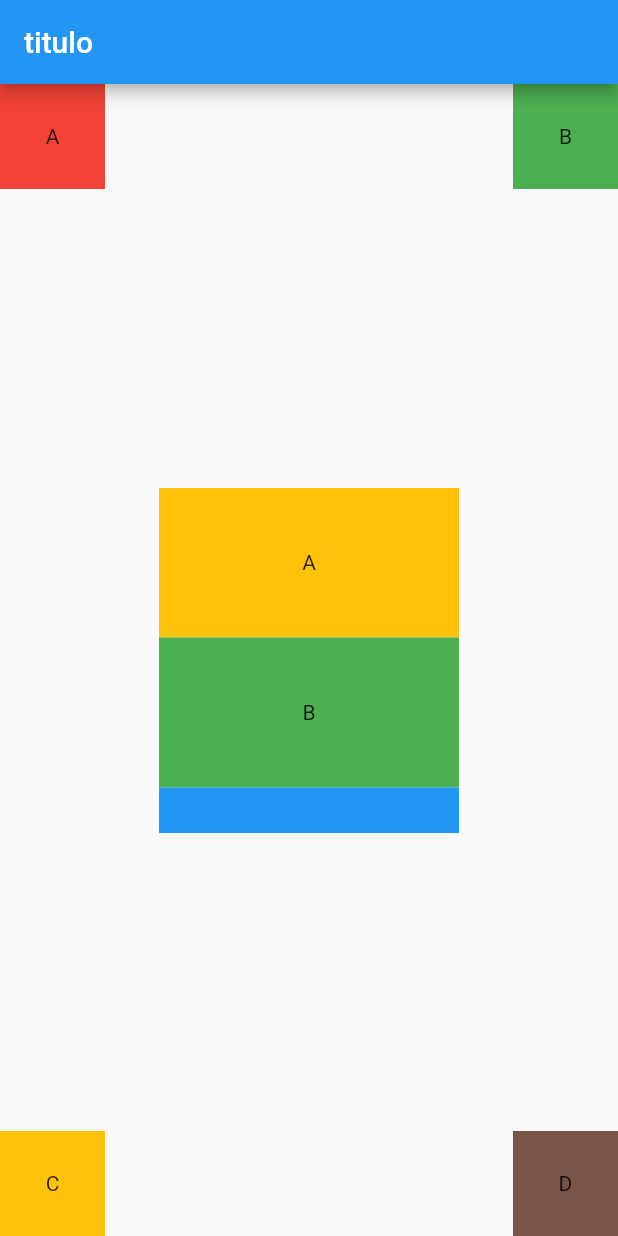
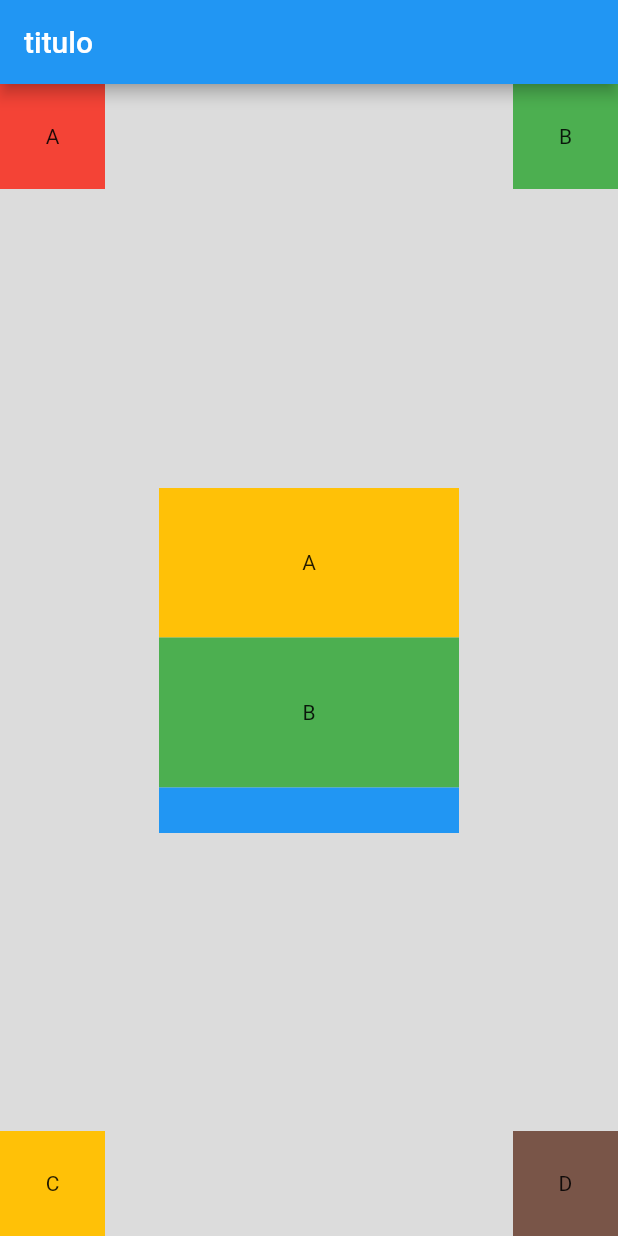
Before and after one commit to Elian-Tester/app_movil_8A, a Flutter app: the screen it shows after launch, on a phone screen of 412 x 824 dp. Run offline on Flutter 3.47's test engine with Material 2 defaults, Android fonts, the light colour scheme and no system bars; missing offline and left inert: dart:ffi.

Commit message:
PageView con 3 vistas de act completa

```diff
--- a/lib/main.dart
+++ b/lib/main.dart
@@ -53,7 +53,11 @@ class firstClass extends StatelessWidget {
   }
 
   Widget vista1() {
-    return Row(mainAxisAlignment: MainAxisAlignment.spaceBetween, children: [
+    return Container(
+      color: Colors.black12,
+      height: double.infinity,
+      width: double.infinity,
+      child: Row(mainAxisAlignment: MainAxisAlignment.spaceBetween, children: [
         Column(
           mainAxisAlignment: MainAxisAlignment.spaceBetween,
           children: [cuboAbc('A'), cuboAbc('C')],
@@ -63,7 +67,8 @@ class firstClass extends StatelessWidget {
           mainAxisAlignment: MainAxisAlignment.spaceBetween,
           children: [cuboAbc('B'), cuboAbc('D')],
         )
-    ]);
+      ]),
+    );
   }
 
   Widget cuboAbc(tipo) {
@@ -170,7 +175,11 @@ class firstClass extends StatelessWidget {
   }
 
   Widget vista2() {
-    return Row(mainAxisAlignment: MainAxisAlignment.spaceBetween, children: [
+    return Container(
+      color: Colors.lightBlue,
+      height: double.infinity,
+      width: double.infinity,
+      child: Row(mainAxisAlignment: MainAxisAlignment.spaceBetween, children: [
         Column(
           mainAxisAlignment: MainAxisAlignment.center,
           children: [cuboAbc('D')],
@@ -183,7 +192,8 @@ class firstClass extends StatelessWidget {
           mainAxisAlignment: MainAxisAlignment.center,
           children: [cuboAbc('B')],
         )
-    ]);
+      ]),
+    );
   }
 
   Widget vista3() {
```
Lines whose indentation alone changed are shown as unchanged.
